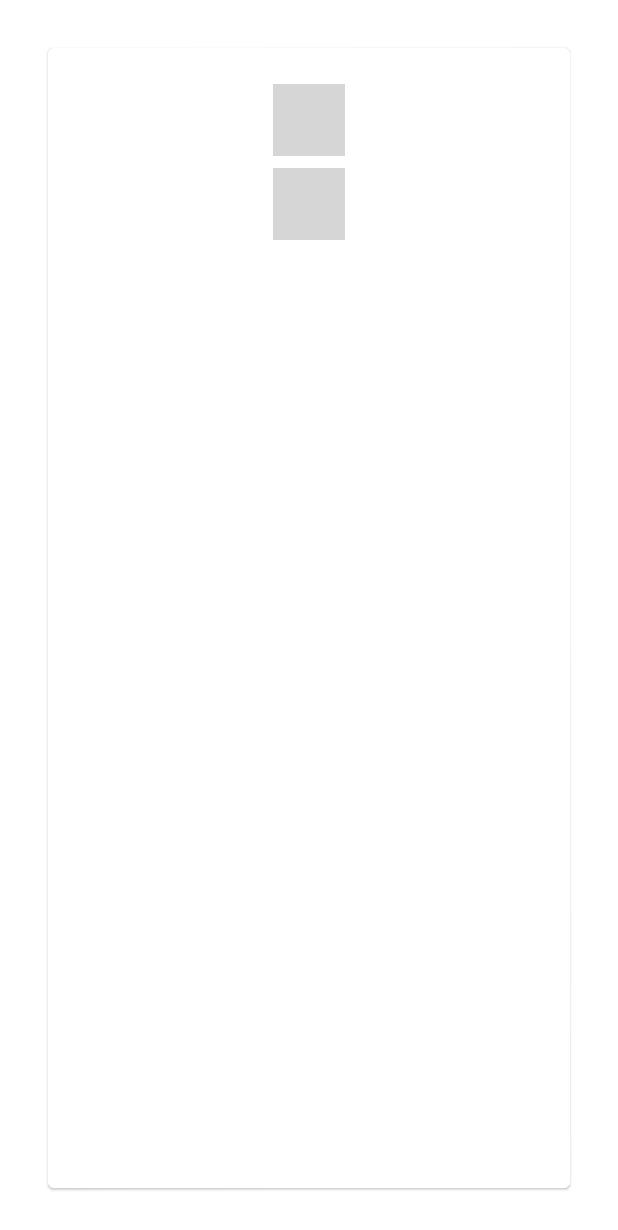
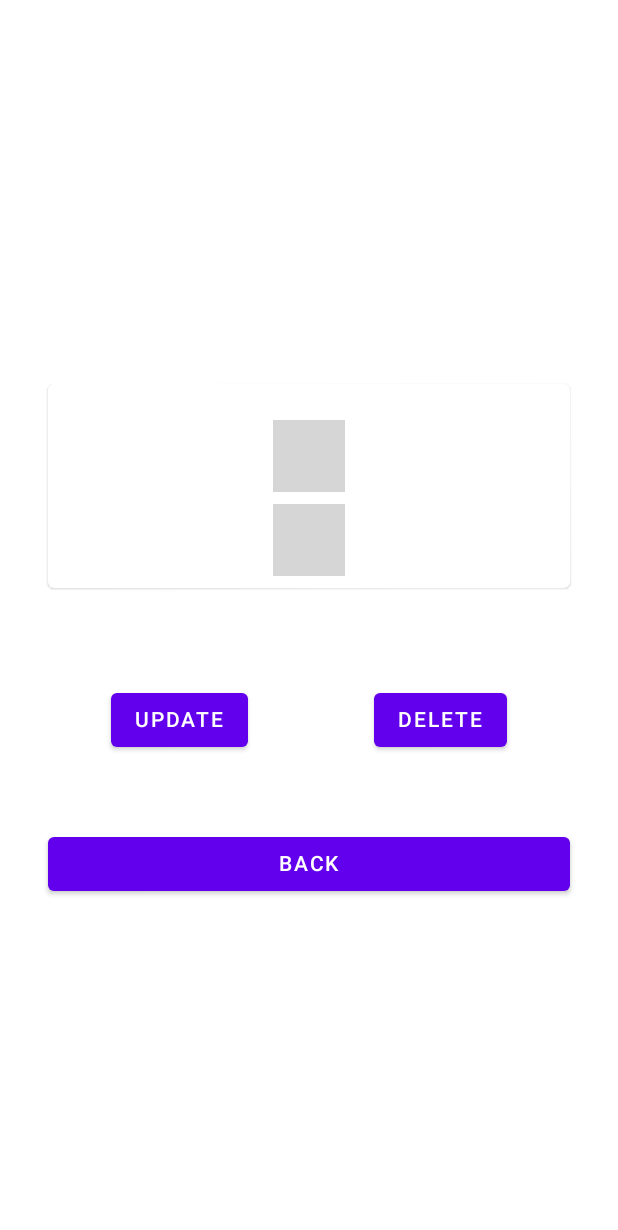
Before and after one commit to alphanication/Compnote, an Android app built with Jetpack Compose: the composable NoteScreen called with empty values, on a phone screen of 412 x 824 dp. Shown: the top 1230 px of the screen. Run offline under Robolectric (Android 15) with nearby library versions, the phone set to English and light mode, and no system bars; our stand-ins replace Room's generated code, livedata-compose; 2 statements that could not run were skipped; grey boxes are pictures that could not be loaded.

Commit message:
update NoteScreen

```diff
--- a/app/src/main/java/com/example/compnote/screens/NoteScreen.kt
+++ b/app/src/main/java/com/example/compnote/screens/NoteScreen.kt
@@ -1,9 +1,7 @@
 package com.example.compnote.screens
 
-import androidx.compose.foundation.layout.Arrangement
-import androidx.compose.foundation.layout.Column
-import androidx.compose.foundation.layout.fillMaxSize
-import androidx.compose.foundation.layout.padding
+import androidx.compose.foundation.layout.*
+import androidx.compose.material.Button
 import androidx.compose.material.Card
 import androidx.compose.material.Scaffold
 import androidx.compose.material.Text
@@ -38,7 +36,7 @@ fun NoteScreen(navController: NavController, viewModel: MainViewModel, noteId: S
         ) {
             Card(
                 modifier = Modifier
-                    .fillMaxSize()
+                    .fillMaxWidth()
                     .padding(32.dp)
             ) {
                 Column(
@@ -59,6 +57,33 @@ fun NoteScreen(navController: NavController, viewModel: MainViewModel, noteId: S
                     )
                 }
             }
+            Row(
+                modifier = Modifier
+                    .padding(32.dp)
+                    .fillMaxWidth(),
+                verticalAlignment = Alignment.CenterVertically,
+                horizontalArrangement = Arrangement.SpaceAround
+            ) {
+                Button(
+                    onClick = { /*TODO*/ }
+                ) {
+                    Text(text = Constants.Keys.UPDATE)
+                }
+                Button(
+                    onClick = { /*TODO*/ }
+                ) {
+                    Text(text = Constants.Keys.DELETE)
+                }
+            }
+            Button(
+                modifier = Modifier
+                    .padding(top = 16.dp)
+                    .padding(horizontal = 32.dp)
+                    .fillMaxWidth(),
+                onClick = { /*TODO*/ }
+            ) {
+                Text(text = Constants.Keys.BACK)
+            }
         }
     }
 }
--- a/app/src/main/java/com/example/compnote/util/Constants.kt
+++ b/app/src/main/java/com/example/compnote/util/Constants.kt
@@ -16,13 +16,14 @@ object Constants {
         const val NOTE_TITLE = "Note TITLE"
         const val NOTE_SUBTITLE = "Note SUBTITLE"
         const val ADD_NOTE = "ADD NOTE"
-        const val TITLE = "Title"
-        const val SUBTITLE = "Subtitle"
         const val WHAT_WILL_WE_USE = "What will we use?"
         const val ROOM_DATABASE = "ROOM DATABASE"
         const val FIREBASE_DATABASE = "FIREBASE DATABASE"
         const val ID = "id"
         const val NONE = "none"
+        const val UPDATE = "UPDATE"
+        const val DELETE = "DELETE"
+        const val BACK = "BACK"
     }
 
     object Screens {
```
